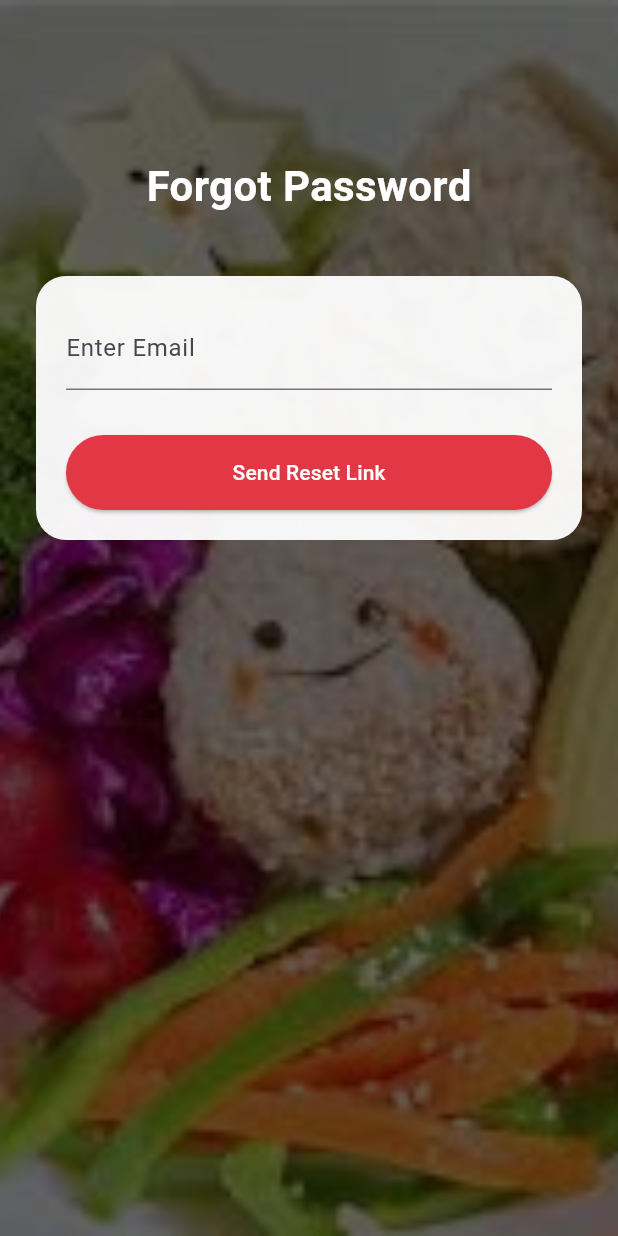
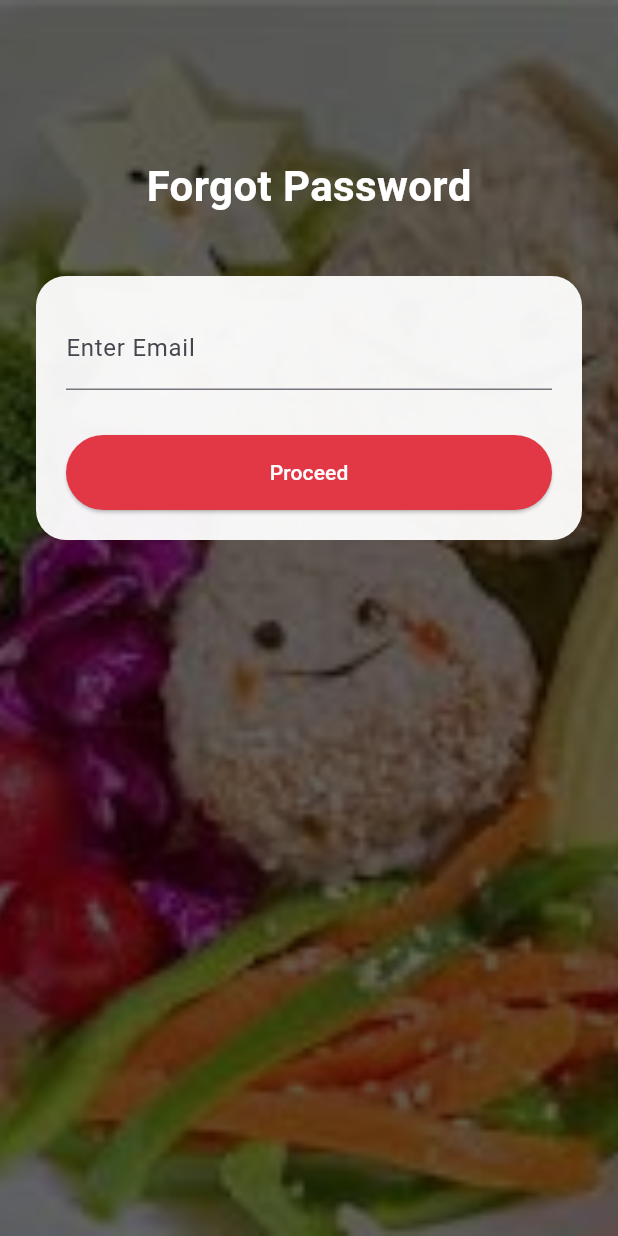
Before and after one commit to Samhitha1705/FLUTTER-NUTRISENSE, a Flutter app: the screen it shows after launch, after a tap on "Forgot Password?", on a phone screen of 412 x 824 dp. Run offline on Flutter 3.47's test engine with Material 3 defaults, Android fonts, the phone set to English and light mode, and no system bars; our stand-ins replace animated_splash_screen, cached_network_image, image_picker, shared_preferences; missing offline and left inert: razorpay_flutter.

Commit message:
forgot password

```diff
--- /dev/null
+++ b/lib/forgot_password_email_page.dart
@@ -0,0 +1,93 @@
+import 'package:flutter/material.dart';
+//import 'otp_verification_page.dart';
+import 'reset_password_otp_page.dart';
+
+class ForgotPasswordEmailPage extends StatefulWidget {
+  const ForgotPasswordEmailPage({super.key});
+
+  @override
+  State<ForgotPasswordEmailPage> createState() => _ForgotPasswordEmailPageState();
+}
+
+class _ForgotPasswordEmailPageState extends State<ForgotPasswordEmailPage> {
+  final emailController = TextEditingController();
+
+  @override
+  Widget build(BuildContext context) {
+    return Scaffold(
+      body: Stack(
+        children: [
+          SizedBox.expand(
+            child: Image.asset("assets/images/food_bg.jpg", fit: BoxFit.cover),
+          ),
+          Container(color: Colors.black.withOpacity(0.6)),
+          SafeArea(
+            child: Padding(
+              padding: const EdgeInsets.all(24),
+              child: Column(
+                children: [
+                  const SizedBox(height: 80),
+                  const Text(
+                    "Forgot Password",
+                    style: TextStyle(
+                      fontSize: 28,
+                      fontWeight: FontWeight.bold,
+                      color: Colors.white,
+                    ),
+                  ),
+                  const SizedBox(height: 40),
+                  Container(
+                    padding: const EdgeInsets.all(20),
+                    decoration: BoxDecoration(
+                      color: Colors.white.withOpacity(0.95),
+                      borderRadius: BorderRadius.circular(20),
+                    ),
+                    child: Column(
+                      children: [
+                        TextField(
+                          controller: emailController,
+                          decoration: const InputDecoration(labelText: "Enter Email"),
+                        ),
+                        const SizedBox(height: 30),
+                        SizedBox(
+                          width: double.infinity,
+                          height: 50,
+                          child: ElevatedButton(
+                            style: ElevatedButton.styleFrom(
+                                backgroundColor: const Color(0xFFE23744)),
+                            onPressed: () {
+                              if (emailController.text.isEmpty) {
+                                ScaffoldMessenger.of(context).showSnackBar(
+                                  const SnackBar(content: Text("Enter your email")),
+                                );
+                                return;
+                              }
+
+                              // Navigate to OTP page
+                              Navigator.push(
+                                context,
+                                MaterialPageRoute(
+                                  builder: (_) => ResetPasswordOtpPage(
+                                    email: emailController.text.trim(),
+                                  ),
+                                ),
+                              );
+                            },
+                            child: const Text(
+                              "Proceed",
+                              style: TextStyle(color: Colors.white),
+                            ),
+                          ),
+                        )
+                      ],
+                    ),
+                  )
+                ],
+              ),
+            ),
+          )
+        ],
+      ),
+    );
+  }
+}
--- a/lib/login_page.dart
+++ b/lib/login_page.dart
@@ -1,5 +1,5 @@
 import 'package:flutter/material.dart';
-import 'forgot_password_page.dart';
+import 'forgot_password_email_page.dart';
 import 'registrationPage.dart';
 import 'statefull.dart';
 import 'auth_storage.dart';
@@ -90,11 +90,12 @@ class _LoginPageState extends State<LoginPage> {
                           alignment: Alignment.centerRight,
                           child: TextButton(
                             onPressed: () {
+                              // Navigate to new forgot password flow
                               Navigator.push(
                                 context,
                                 MaterialPageRoute(
                                     builder: (_) =>
-                                    const ForgotPasswordPage()),
+                                    const ForgotPasswordEmailPage()),
                               );
                             },
                             child: const Text(
```
Also changed, not shown: lib/auth_storage.dart (+11 -0 lines), lib/reset_password_otp_page.dart (added, +100 -0 lines), lib/reset_password_page.dart (added, +121 -0 lines), pubspec.lock.
